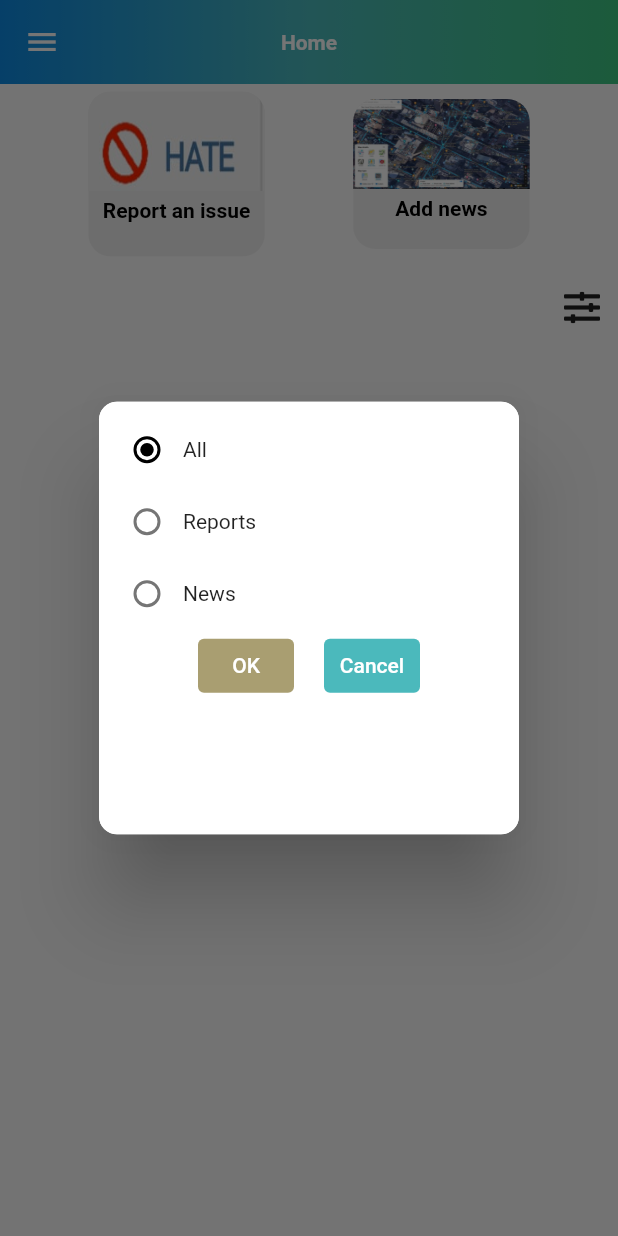
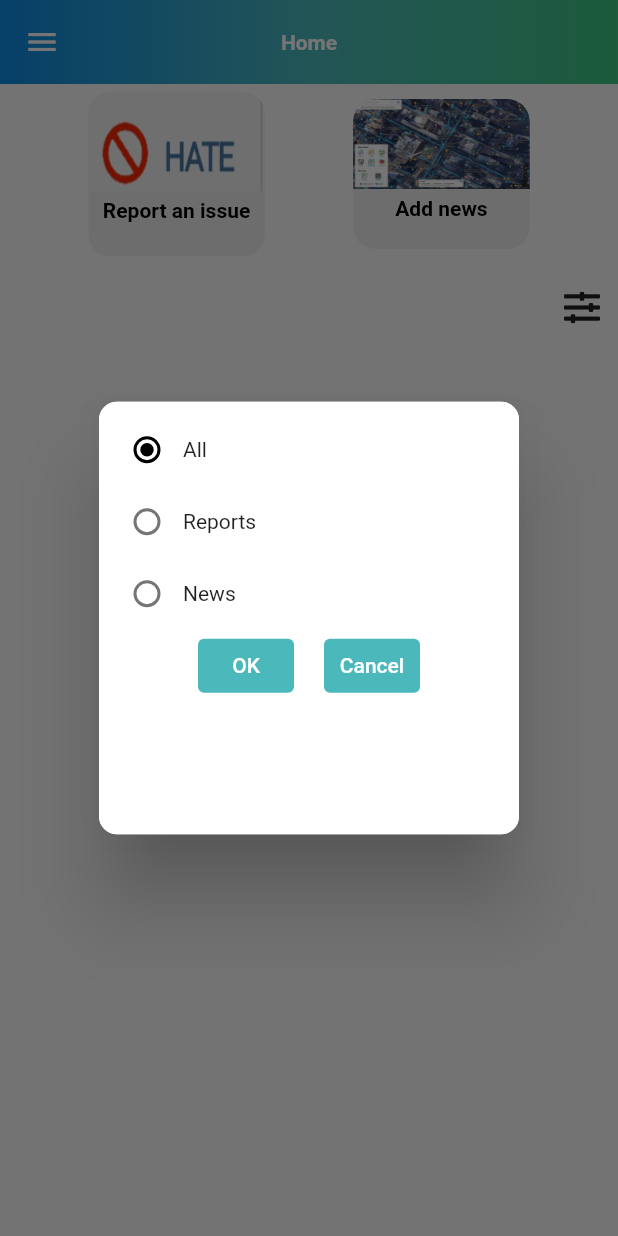
Before and after one commit to youssefa111/Irvine_application, a Flutter app: the screen it shows once a user with an empty profile is signed in, after a tap on an icon or button, on a phone screen of 412 x 824 dp. Run offline on Flutter 3.47's test engine with Material 2 defaults, Android fonts, the phone set to English and light mode, and no system bars; our stand-ins replace animated_splash_screen, animated_text_kit, bloc, cloud_firestore, conditional_builder_null_safety, firebase_auth and 7 more; accounts and stored records are empty.

Commit message:
change name

```diff
--- a/lib/helper/componants/homescreen_componants/filter_dialog.dart
+++ b/lib/helper/componants/homescreen_componants/filter_dialog.dart
@@ -83,7 +83,7 @@ class _FilterDialogState extends State<FilterDialog> {
                     builder: (context, state) {
                       return TextButton(
                         style: TextButton.styleFrom(
-                          backgroundColor: HexColor('#a99e71'),
+                          backgroundColor: Theme.of(context).primaryColor,
                         ),
                         onPressed: () {
                           HomeScreenCubit.get(context)
```
Also changed, not shown: lib/main.dart (+0 -9 lines), pubspec.yaml (+0 -7 lines), pubspec.lock, 1 other file.
